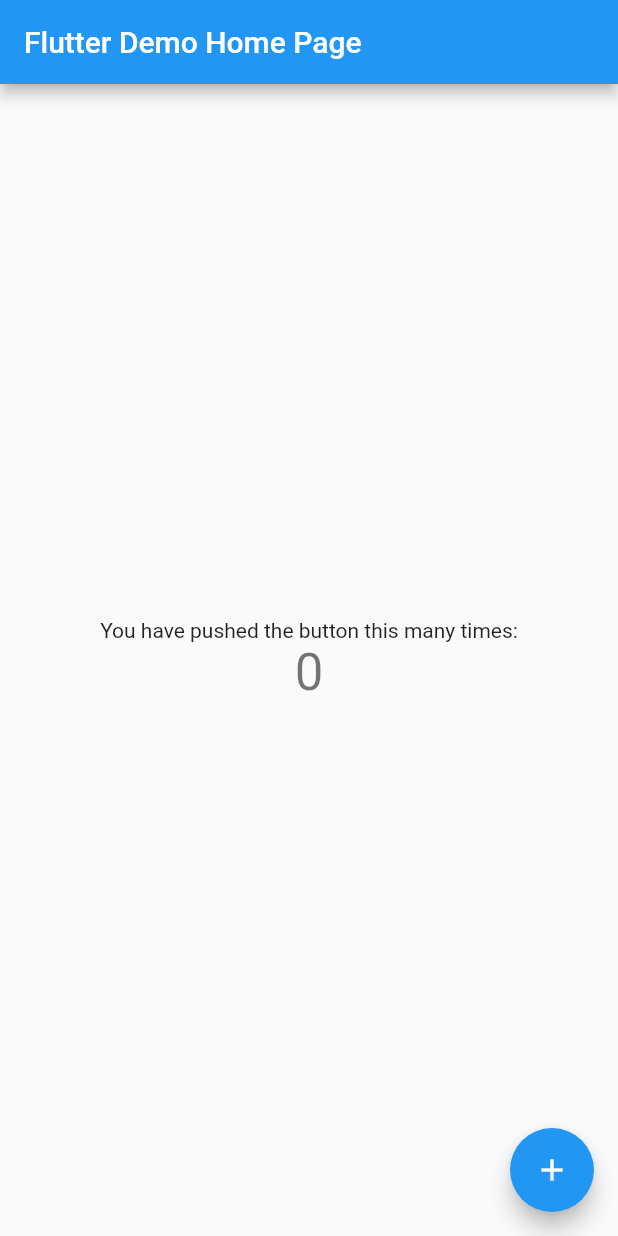
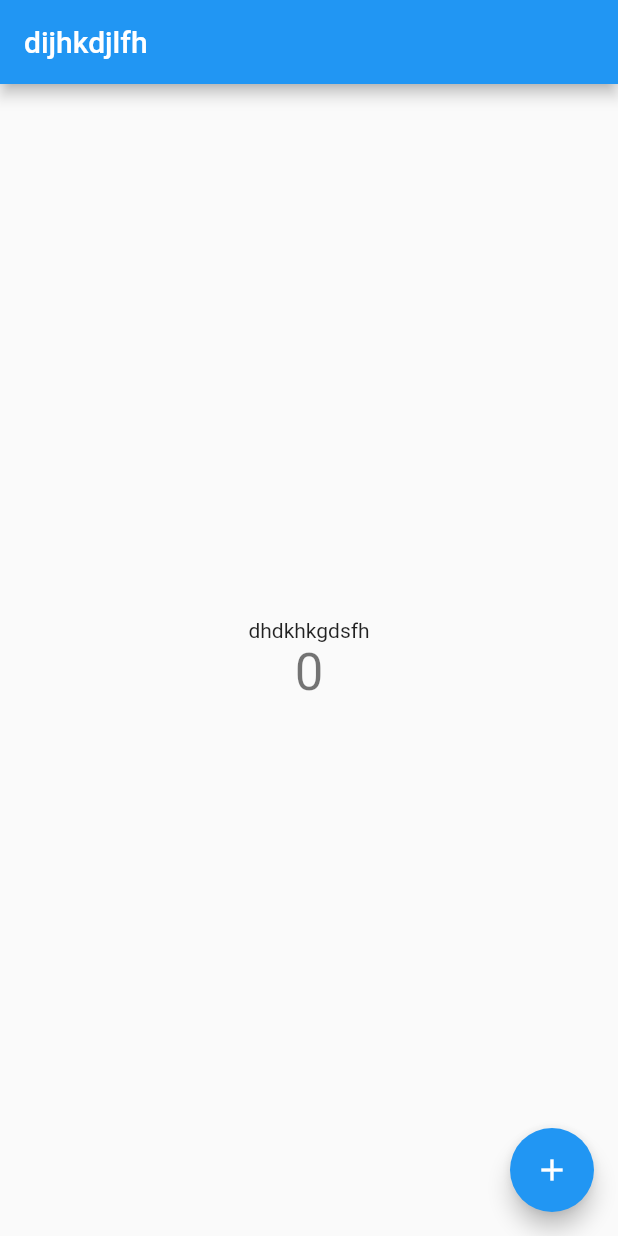
Before and after one commit to Drupal-Patel/dashish, a Flutter app: the screen it shows after launch, on a phone screen of 412 x 824 dp. Run offline on Flutter 3.47's test engine with Material 2 defaults, Android fonts, the phone set to English and light mode, and no system bars.

Commit message:
myhomepage text name change

```diff
--- a/lib/main.dart
+++ b/lib/main.dart
@@ -7,39 +7,20 @@
 class MyApp extends StatelessWidget {
   const MyApp({super.key});
 
-  // This widget is the root of your application.
   @override
   Widget build(BuildContext context) {
     return MaterialApp(
-      title: 'Flutter Demo',
+      title: 'dfghdfhd',
       theme: ThemeData(
-        // This is the theme of your application.
-        //
-        // Try running your application with "flutter run". You'll see the
-        // application has a blue toolbar. Then, without quitting the app, try
-        // changing the primarySwatch below to Colors.green and then invoke
-        // "hot reload" (press "r" in the console where you ran "flutter run",
-        // or simply save your changes to "hot reload" in a Flutter IDE).
-        // Notice that the counter didn't reset back to zero; the application
-        // is not restarted.
         primarySwatch: Colors.blue,
       ),
-      home: const MyHomePage(title: 'Flutter Demo Home Page'),
+      home: const MyHomePage(title: 'dijhkdjlfh'),
     );
   }
 }
 
 class MyHomePage extends StatefulWidget {
   const MyHomePage({super.key, required this.title});
-
-  // This widget is the home page of your application. It is stateful, meaning
-  // that it has a State object (defined below) that contains fields that affect
-  // how it looks.
-
-  // This class is the configuration for the state. It holds the values (in this
-  // case the title) provided by the parent (in this case the App widget) and
-  // used by the build method of the State. Fields in a Widget subclass are
-  // always marked "final".
 
   final String title;
 
@@ -52,51 +33,22 @@
 
   void _incrementCounter() {
     setState(() {
-      // This call to setState tells the Flutter framework that something has
-      // changed in this State, which causes it to rerun the build method below
-      // so that the display can reflect the updated values. If we changed
-      // _counter without calling setState(), then the build method would not be
-      // called again, and so nothing would appear to happen.
       _counter++;
     });
   }
 
   @override
   Widget build(BuildContext context) {
-    // This method is rerun every time setState is called, for instance as done
-    // by the _incrementCounter method above.
-    //
-    // The Flutter framework has been optimized to make rerunning build methods
-    // fast, so that you can just rebuild anything that needs updating rather
-    // than having to individually change instances of widgets.
     return Scaffold(
       appBar: AppBar(
-        // Here we take the value from the MyHomePage object that was created by
-        // the App.build method, and use it to set our appbar title.
         title: Text(widget.title),
       ),
       body: Center(
-        // Center is a layout widget. It takes a single child and positions it
-        // in the middle of the parent.
         child: Column(
-          // Column is also a layout widget. It takes a list of children and
-          // arranges them vertically. By default, it sizes itself to fit its
-          // children horizontally, and tries to be as tall as its parent.
-          //
-          // Invoke "debug painting" (press "p" in the console, choose the
-          // "Toggle Debug Paint" action from the Flutter Inspector in Android
-          // Studio, or the "Toggle Debug Paint" command in Visual Studio Code)
-          // to see the wireframe for each widget.
-          //
-          // Column has various properties to control how it sizes itself and
-          // how it positions its children. Here we use mainAxisAlignment to
-          // center the children vertically; the main axis here is the vertical
-          // axis because Columns are vertical (the cross axis would be
-          // horizontal).
           mainAxisAlignment: MainAxisAlignment.center,
           children: <Widget>[
             const Text(
-              'You have pushed the button this many times:',
+              'dhdkhkgdsfh',
             ),
             Text(
               '$_counter',
@@ -109,7 +61,7 @@
         onPressed: _incrementCounter,
         tooltip: 'Increment',
         child: const Icon(Icons.add),
-      ), // This trailing comma makes auto-formatting nicer for build methods.
+      ),
     );
   }
 }
```
